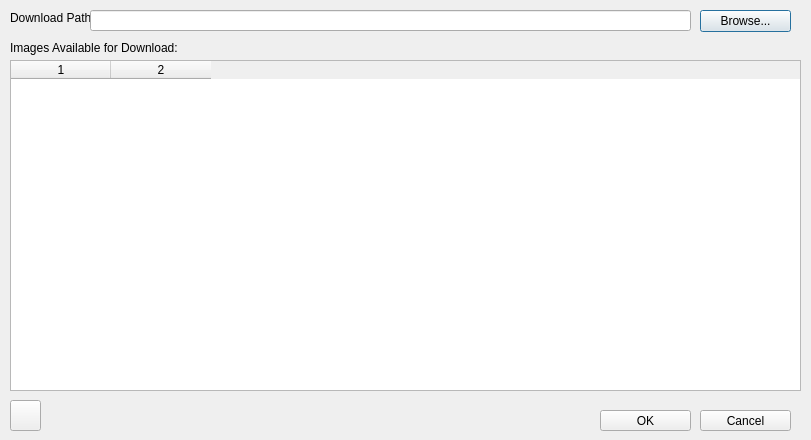
eodms-sgdot/eodms-qgis, file download_dialog_base.ui: the form before one commit.
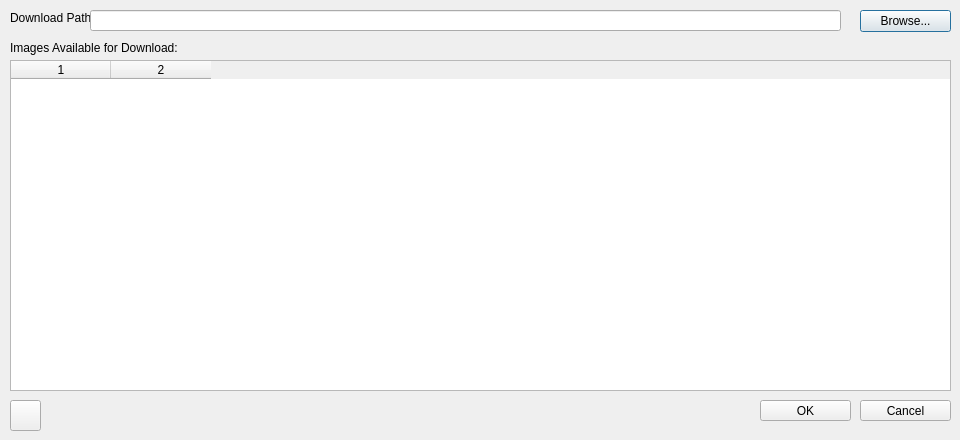
The form after the commit. Icons and pictures are not drawn.

```diff
--- a/download_dialog_base.ui
+++ b/download_dialog_base.ui
@@ -6,19 +6,19 @@
    <rect>
     <x>0</x>
     <y>0</y>
-    <width>811</width>
+    <width>960</width>
     <height>440</height>
    </rect>
   </property>
   <property name="minimumSize">
    <size>
-    <width>811</width>
+    <width>960</width>
     <height>440</height>
    </size>
   </property>
   <property name="maximumSize">
    <size>
-    <width>811</width>
+    <width>960</width>
     <height>440</height>
    </size>
   </property>
@@ -43,7 +43,7 @@
     <rect>
      <x>10</x>
      <y>60</y>
-     <width>791</width>
+     <width>941</width>
      <height>331</height>
     </rect>
    </property>
@@ -77,7 +77,7 @@
     <rect>
      <x>90</x>
      <y>10</y>
-     <width>601</width>
+     <width>751</width>
      <height>21</height>
     </rect>
    </property>
@@ -85,7 +85,7 @@
   <widget class="QPushButton" name="butBrowse">
    <property name="geometry">
     <rect>
-     <x>700</x>
+     <x>860</x>
      <y>10</y>
      <width>91</width>
      <height>22</height>
@@ -98,8 +98,8 @@
   <widget class="QPushButton" name="butOk">
    <property name="geometry">
     <rect>
-     <x>600</x>
-     <y>410</y>
+     <x>760</x>
+     <y>400</y>
      <width>91</width>
      <height>21</height>
     </rect>
@@ -111,8 +111,8 @@
   <widget class="QPushButton" name="butCancel">
    <property name="geometry">
     <rect>
-     <x>700</x>
-     <y>410</y>
+     <x>860</x>
+     <y>400</y>
      <width>91</width>
      <height>21</height>
     </rect>
```
